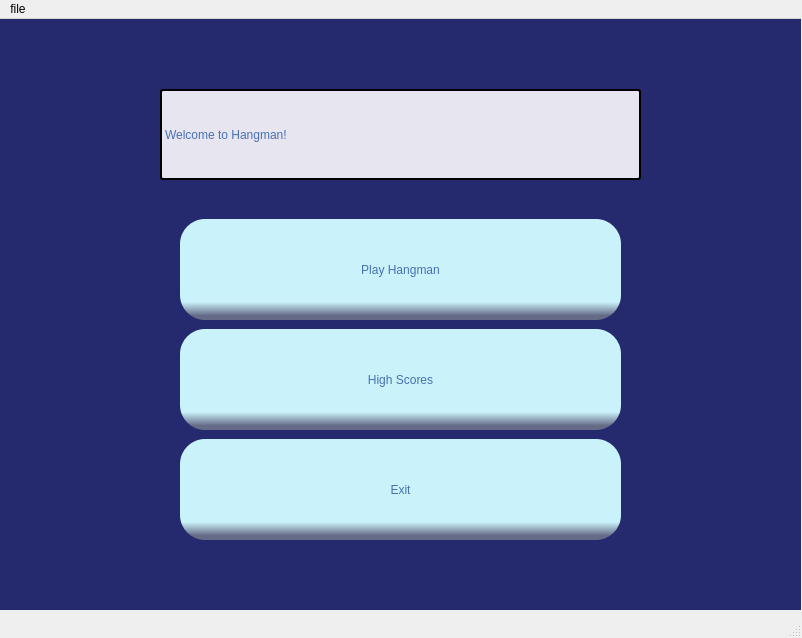
Before: the Qt Designer form mainwindow/mainwindow.ui in ErinCleaver-Dev/Hangman-final-project, drawn with Qt 5.
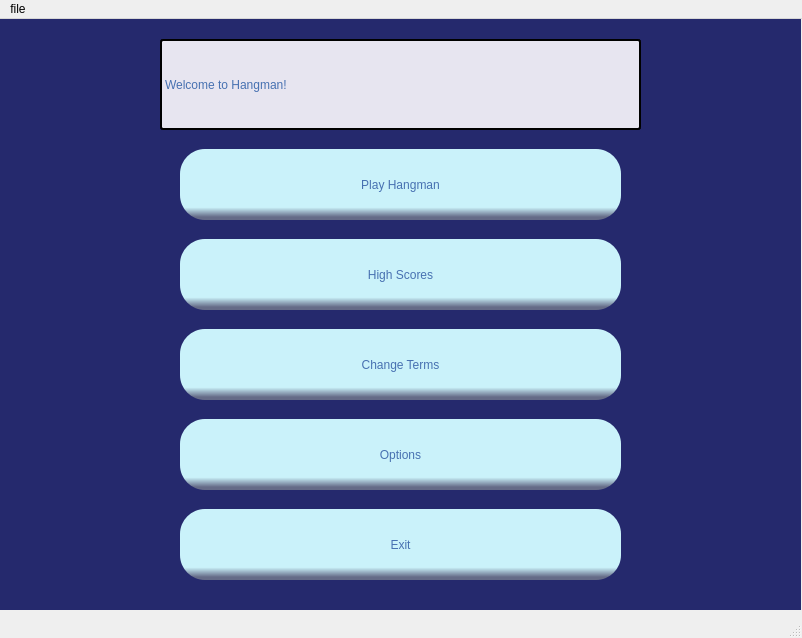
After: the same form once the commit is applied.

```diff
--- a/mainwindow/mainwindow.ui
+++ b/mainwindow/mainwindow.ui
@@ -34,7 +34,7 @@
       <property name="geometry">
        <rect>
         <x>190</x>
-        <y>70</y>
+        <y>20</y>
         <width>481</width>
         <height>91</height>
        </rect>
@@ -55,9 +55,9 @@
       <property name="geometry">
        <rect>
         <x>210</x>
-        <y>200</y>
+        <y>130</y>
         <width>441</width>
-        <height>101</height>
+        <height>71</height>
        </rect>
       </property>
       <property name="toolTip">
@@ -85,9 +85,9 @@
       <property name="geometry">
        <rect>
         <x>210</x>
-        <y>310</y>
+        <y>220</y>
         <width>441</width>
-        <height>101</height>
+        <height>71</height>
        </rect>
       </property>
       <property name="toolTip">
@@ -115,9 +115,9 @@
       <property name="geometry">
        <rect>
         <x>210</x>
-        <y>420</y>
+        <y>490</y>
         <width>441</width>
-        <height>101</height>
+        <height>71</height>
        </rect>
       </property>
       <property name="toolTip">
@@ -141,6 +141,72 @@
        <string>Exit</string>
       </property>
      </widget>
+     <widget class="QPushButton" name="btnChangeTerms">
+      <property name="geometry">
+       <rect>
+        <x>210</x>
+        <y>310</y>
+        <width>441</width>
+        <height>71</height>
+       </rect>
+      </property>
+      <property name="cursor">
+       <cursorShape>PointingHandCursor</cursorShape>
+      </property>
+      <property name="toolTip">
+       <string>&lt;html&gt;&lt;head/&gt;&lt;body&gt;&lt;p&gt;Press here to change terms in file.&lt;/p&gt;&lt;/body&gt;&lt;/html&gt;</string>
+      </property>
+      <property name="toolTipDuration">
+       <number>1000</number>
+      </property>
+      <property name="styleSheet">
+       <string notr="true">background-color: qlineargradient(spread:pad, x1:0, y1:0, x2:0, y2:0.966, stop:0.85 #CAF2FA, stop:0.99 #656B87);
+color: rgb(230, 225, 255);
+font: 28pt &quot;MS Shell Dlg 2&quot;;
+qproperty-alignment: AlignCenter;
+color: rgb(71, 113, 177);
+border-radius: 25px;
+
+
+</string>
+      </property>
+      <property name="text">
+       <string>Change Terms</string>
+      </property>
+     </widget>
+     <widget class="QPushButton" name="btnOptions">
+      <property name="geometry">
+       <rect>
+        <x>210</x>
+        <y>400</y>
+        <width>441</width>
+        <height>71</height>
+       </rect>
+      </property>
+      <property name="cursor">
+       <cursorShape>PointingHandCursor</cursorShape>
+      </property>
+      <property name="toolTip">
+       <string>&lt;html&gt;&lt;head/&gt;&lt;body&gt;&lt;p&gt;Press here to change backscreen color&lt;/p&gt;&lt;/body&gt;&lt;/html&gt;</string>
+      </property>
+      <property name="toolTipDuration">
+       <number>1000</number>
+      </property>
+      <property name="styleSheet">
+       <string notr="true">background-color: qlineargradient(spread:pad, x1:0, y1:0, x2:0, y2:0.966, stop:0.85 #CAF2FA, stop:0.99 #656B87);
+color: rgb(230, 225, 255);
+font: 28pt &quot;MS Shell Dlg 2&quot;;
+qproperty-alignment: AlignCenter;
+color: rgb(71, 113, 177);
+border-radius: 25px;
+
+
+</string>
+      </property>
+      <property name="text">
+       <string>Options</string>
+      </property>
+     </widget>
     </widget>
     <widget class="QWidget" name="GameForm">
      <widget class="QLabel" name="lbName">
```
Left out of the diff: 14 changed lines with no effect on the pictures.
